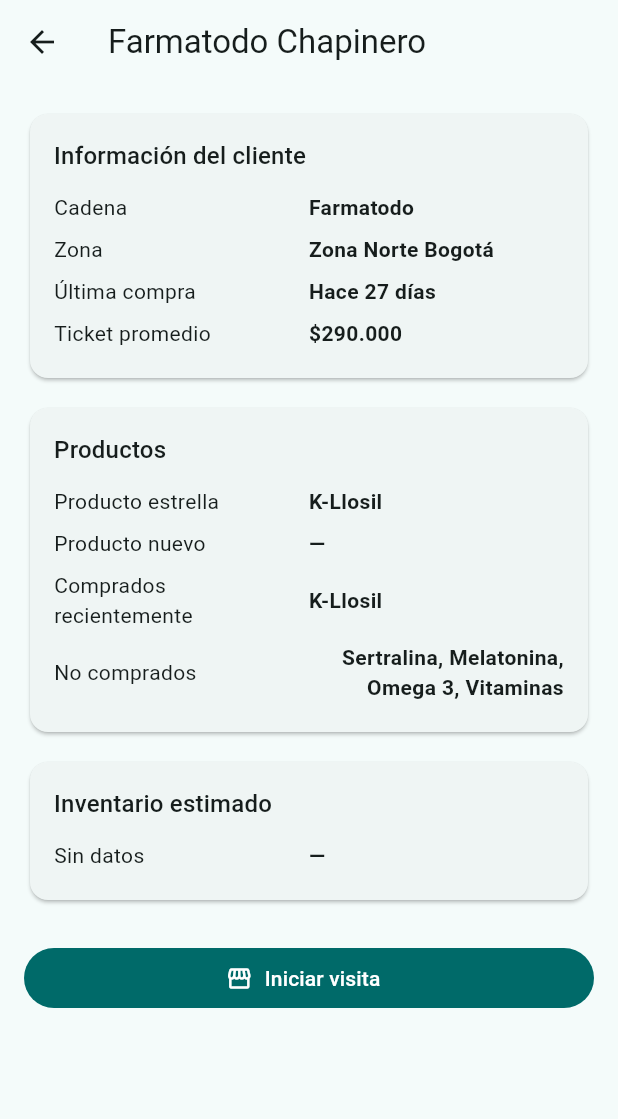
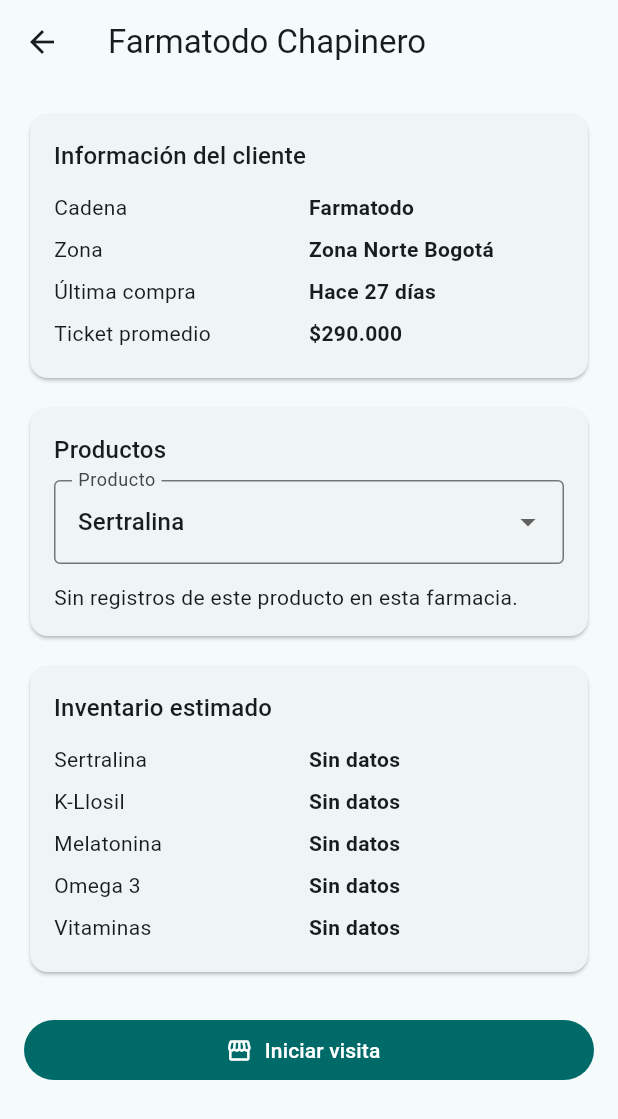
Before and after one commit to MartinEduardoContreras/transferencista, a Flutter app: the screen it shows after launch, after a tap on an icon or button, on a phone screen of 412 x 824 dp. Shown: the top 1119 px of the screen. Run offline on Flutter 3.47's test engine with Material 3 defaults, Android fonts, the phone set to English and light mode, and no system bars; our stand-ins replace geolocator, image_picker, material_ui, sqflite; accounts and stored records are empty.

Commit message:
Registra productos por visita y calcula el inventario desde la ultima visita
La visita registra cada producto con exhibido, precio, visibilidad,
unidades, competencia, material POP y agotados. La farmacia muestra el
ultimo registro por producto y el inventario estimado sale de la ultima
visita de cada producto. El alta de farmacia ya no pide productos.
La base pasa a la version 2 con la tabla visit_products.

Co-Authored-By: Claude Haiku 5.5 <noreply@anthropic.com>

```diff
--- a/lib/data/app_repository.dart
+++ b/lib/data/app_repository.dart
@@ -1,6 +1,7 @@
 import 'package:material_ui/material_ui.dart';
 
 import '../models/pharmacy.dart';
+import '../models/product_record.dart';
 import '../models/visit.dart';
 import 'local_store.dart';
 import 'seed_data.dart';
@@ -145,6 +146,20 @@ class AppRepository extends ChangeNotifier {
     return visits.isEmpty ? null : visits.first;
   }
 
+  /// Último registro de [product] en la farmacia, buscando en las visitas
+  /// de la más reciente a la más antigua. Null si nunca se registró.
+  ProductHistoryEntry? lastProductRecord(Pharmacy pharmacy, String product) {
+    for (final visit in visits) {
+      if (visit.pharmacyId != pharmacy.id) continue;
+      for (final record in visit.products) {
+        if (record.product == product) {
+          return ProductHistoryEntry(date: visit.arrival, record: record);
+        }
+      }
+    }
+    return null;
+  }
+
   String newPharmacyId() => 'ph-${DateTime.now().microsecondsSinceEpoch}';
 
   Future<void> addPharmacy(Pharmacy pharmacy) async {
--- a/lib/data/seed_data.dart
+++ b/lib/data/seed_data.dart
@@ -1,5 +1,6 @@
 import '../models/geo_point.dart';
 import '../models/pharmacy.dart';
+import '../models/product_record.dart';
 import '../models/visit.dart';
 
 /// Datos de ejemplo tomados del documento de proceso. Son ficticios y sirven
@@ -21,10 +22,6 @@ const seedPharmacies = <Pharmacy>[
     priority: 1,
     daysSinceLastPurchase: 43,
     averageTicket: 185000,
-    topProduct: 'Sertralina',
-    newProduct: 'K-Llosil',
-    recentProducts: ['Sertralina', 'Vitaminas'],
-    estimatedStock: {'Sertralina': 2, 'Vitaminas': 6},
   ),
   Pharmacy(
     id: 'ph-002',
@@ -34,10 +31,6 @@ const seedPharmacies = <Pharmacy>[
     priority: 2,
     daysSinceLastPurchase: 12,
     averageTicket: 420000,
-    topProduct: 'Melatonina',
-    newProduct: 'Omega 3',
-    recentProducts: ['Melatonina', 'Omega 3'],
-    estimatedStock: {'Melatonina': 10},
   ),
   Pharmacy(
     id: 'ph-003',
@@ -47,9 +40,6 @@ const seedPharmacies = <Pharmacy>[
     priority: 3,
     daysSinceLastPurchase: 5,
     averageTicket: 360000,
-    topProduct: 'Vitaminas',
-    recentProducts: ['Vitaminas'],
-    estimatedStock: {'Vitaminas': 14, 'Sertralina': 4},
   ),
   Pharmacy(
     id: 'ph-004',
@@ -59,8 +49,6 @@ const seedPharmacies = <Pharmacy>[
     priority: 4,
     daysSinceLastPurchase: 27,
     averageTicket: 290000,
-    topProduct: 'K-Llosil',
-    recentProducts: ['K-Llosil'],
   ),
 ];
 
@@ -89,12 +77,20 @@ List<Visit> buildSeedVisits(DateTime now) {
       pharmacyId: 'ph-001',
       arrival: at(2, 9, 15),
       departure: at(2, 10, 5),
-      checks: const {
-        PointOfSaleCheck.productDisplayed,
-        PointOfSaleCheck.priceVisible,
-        PointOfSaleCheck.hasStock,
-      },
-      inventory: const {'Sertralina': 2, 'Vitaminas': 6},
+      products: const [
+        ProductRecord(
+          product: 'Sertralina',
+          displayed: true,
+          priceVisible: true,
+          units: 2,
+        ),
+        ProductRecord(
+          product: 'Vitaminas',
+          displayed: true,
+          units: 6,
+          competitionPresent: true,
+        ),
+      ],
       competitors: 'Competencia con promoción 2x1 en vitaminas',
       notes: 'Pidió reposición de Sertralina para la próxima semana.',
       checkIn: gps(4.7110, -74.0721),
@@ -105,11 +101,19 @@ List<Visit> buildSeedVisits(DateTime now) {
       pharmacyId: 'ph-002',
       arrival: at(3, 14, 0),
       departure: at(3, 15, 20),
-      checks: const {
-        PointOfSaleCheck.productDisplayed,
-        PointOfSaleCheck.popMaterialPresent,
-      },
-      inventory: const {'Melatonina': 10, 'Omega 3': 0},
+      products: const [
+        ProductRecord(
+          product: 'Melatonina',
+          displayed: true,
+          units: 10,
+          popPresent: true,
+        ),
+        ProductRecord(
+          product: 'Omega 3',
+          displayed: true,
+          outOfStock: true,
+        ),
+      ],
       competitors: '',
       notes: 'Se dejó material POP en exhibidor de caja.',
       checkIn: gps(4.6990, -74.0580),
@@ -120,12 +124,17 @@ List<Visit> buildSeedVisits(DateTime now) {
       pharmacyId: 'ph-003',
       arrival: at(5, 10, 30),
       departure: at(5, 11, 10),
-      checks: const {
-        PointOfSaleCheck.productVisible,
-        PointOfSaleCheck.hasStock,
-        PointOfSaleCheck.hasOutOfStock,
-      },
-      inventory: const {'Vitaminas': 14, 'Sertralina': 4},
+      products: const [
+        ProductRecord(
+          product: 'Vitaminas',
+          productVisible: true,
+          units: 14,
+        ),
+        ProductRecord(
+          product: 'Sertralina',
+          units: 4,
+        ),
+      ],
       competitors: 'Marca X con exhibidor nuevo',
       notes: '',
       checkIn: gps(4.7040, -74.0320),
--- a/lib/data/sqflite_store.dart
+++ b/lib/data/sqflite_store.dart
@@ -1,18 +1,35 @@
-import 'dart:convert';
-
 import 'package:path/path.dart' as p;
 import 'package:sqflite/sqflite.dart';
 
 import '../models/geo_point.dart';
 import '../models/pharmacy.dart';
+import '../models/product_record.dart';
 import '../models/track_point.dart';
 import '../models/visit.dart';
 import '../models/visit_photo.dart';
 import 'local_store.dart';
 
 const _dbName = 'transferencista.db';
-const _dbVersion = 1;
+const _dbVersion = 2;
 
+/// Tabla de productos por visita. Se agregó en la versión 2.
+const _visitProductsTable = '''
+  CREATE TABLE visit_products (
+    visit_id TEXT NOT NULL REFERENCES visits(id) ON DELETE CASCADE,
+    product TEXT NOT NULL,
+    displayed INTEGER NOT NULL DEFAULT 0,
+    price_visible INTEGER NOT NULL DEFAULT 0,
+    product_visible INTEGER NOT NULL DEFAULT 0,
+    units INTEGER NOT NULL DEFAULT 0,
+    competition INTEGER NOT NULL DEFAULT 0,
+    pop INTEGER NOT NULL DEFAULT 0,
+    out_of_stock INTEGER NOT NULL DEFAULT 0,
+    PRIMARY KEY (visit_id, product)
+  )''';
+
+/// Esquema completo de la versión actual. Las columnas `checks`, `inventory`,
+/// `top_product`, `new_product` y `recent_products` son de la versión 1 y ya no
+/// se usan; se dejan para no reescribir la tabla.
 const _schema = <String>[
   '''
   CREATE TABLE pharmacies (
@@ -55,6 +72,7 @@ const _schema = <String>[
     check_out_acc REAL,
     tracking_consent INTEGER NOT NULL DEFAULT 0
   )''',
+  _visitProductsTable,
   '''
   CREATE TABLE visit_photos (
     id INTEGER PRIMARY KEY AUTOINCREMENT,
@@ -98,6 +116,11 @@ class SqfliteStore implements LocalStore {
           await db.execute(statement);
         }
       },
+      onUpgrade: (db, oldVersion, _) async {
+        if (oldVersion < 2) {
+          await db.execute(_visitProductsTable);
+        }
+      },
     );
     return SqfliteStore._(db);
   }
@@ -113,9 +136,17 @@ class SqfliteStore implements LocalStore {
 
     final pharmacyRows = await _db.query('pharmacies');
     final visitRows = await _db.query('visits');
+    final productRows = await _db.query('visit_products', orderBy: 'visit_id, product');
     final photoRows = await _db.query('visit_photos', orderBy: 'id');
     final trackRows = await _db.query('track_points', orderBy: 'id');
     final planRows = await _db.query('plan_items', orderBy: 'day, position');
+
+    final productsByVisit = <String, List<ProductRecord>>{};
+    for (final row in productRows) {
+      productsByVisit.putIfAbsent(row['visit_id'] as String, () => []).add(
+            _productFromRow(row),
+          );
+    }
 
     final photosByVisit = <String, List<VisitPhoto>>{};
     for (final row in photoRows) {
@@ -161,6 +192,7 @@ class SqfliteStore implements LocalStore {
         for (final row in visitRows)
           _visitFromRow(
             row,
+            products: productsByVisit[row['id'] as String] ?? const [],
             photos: photosByVisit[row['id'] as String] ?? const [],
             track: trackByVisit[row['id'] as String] ?? const [],
           ),
@@ -183,10 +215,6 @@ class SqfliteStore implements LocalStore {
         'priority': pharmacy.priority,
         'days_since_last_purchase': pharmacy.daysSinceLastPurchase,
         'average_ticket': pharmacy.averageTicket,
-        'top_product': pharmacy.topProduct,
-        'new_product': pharmacy.newProduct,
-        'recent_products': jsonEncode(pharmacy.recentProducts),
-        'estimated_stock': jsonEncode(pharmacy.estimatedStock),
       },
       conflictAlgorithm: ConflictAlgorithm.replace,
     );
@@ -217,8 +245,6 @@ class SqfliteStore implements LocalStore {
           'pharmacy_id': visit.pharmacyId,
           'arrival_ms': visit.arrival.millisecondsSinceEpoch,
           'departure_ms': visit.departure.millisecondsSinceEpoch,
-          'checks': jsonEncode([for (final c in visit.checks) c.name]),
-          'inventory': jsonEncode(visit.inventory),
           'competitors': visit.competitors,
           'notes': visit.notes,
           'check_in_lat': visit.checkIn?.latitude,
@@ -231,6 +257,21 @@ class SqfliteStore implements LocalStore {
         },
         conflictAlgorithm: ConflictAlgorithm.replace,
       );
+
+      await txn.delete('visit_products', where: 'visit_id = ?', whereArgs: [visit.id]);
+      for (final record in visit.products) {
+        await txn.insert('visit_products', {
+          'visit_id': visit.id,
+          'product': record.product,
+          'displayed': record.displayed ? 1 : 0,
+          'price_visible': record.priceVisible ? 1 : 0,
+          'product_visible': record.productVisible ? 1 : 0,
+          'units': record.units,
+          'competition': record.competitionPresent ? 1 : 0,
+          'pop': record.popPresent ? 1 : 0,
+          'out_of_stock': record.outOfStock ? 1 : 0,
+        });
+      }
 
       await txn.delete('visit_photos', where: 'visit_id = ?', whereArgs: [visit.id]);
       for (final photo in visit.photos) {
@@ -266,9 +307,6 @@ class SqfliteStore implements LocalStore {
   }
 
   static Pharmacy _pharmacyFromRow(Map<String, Object?> row) {
-    final recent = (jsonDecode(row['recent_products'] as String) as List).cast<String>();
-    final stock = (jsonDecode(row['estimated_stock'] as String) as Map)
-        .map((k, v) => MapEntry(k as String, v as int));
     return Pharmacy(
       id: row['id'] as String,
       name: row['name'] as String,
@@ -279,22 +317,28 @@ class SqfliteStore implements LocalStore {
       priority: row['priority'] as int,
       daysSinceLastPurchase: row['days_since_last_purchase'] as int?,
       averageTicket: (row['average_ticket'] as num).toDouble(),
-      topProduct: row['top_product'] as String?,
-      newProduct: row['new_product'] as String?,
-      recentProducts: recent,
-      estimatedStock: stock,
+    );
+  }
+
+  static ProductRecord _productFromRow(Map<String, Object?> row) {
+    return ProductRecord(
+      product: row['product'] as String,
+      displayed: (row['displayed'] as int) == 1,
+      priceVisible: (row['price_visible'] as int) == 1,
+      productVisible: (row['product_visible'] as int) == 1,
+      units: row['units'] as int,
+      competitionPresent: (row['competition'] as int) == 1,
+      popPresent: (row['pop'] as int) == 1,
+      outOfStock: (row['out_of_stock'] as int) == 1,
     );
   }
 
   static Visit _visitFromRow(
     Map<String, Object?> row, {
+    required List<ProductRecord> products,
     required List<VisitPhoto> photos,
     required List<TrackPoint> track,
   }) {
-    final checkNames = (jsonDecode(row['checks'] as String) as List).cast<String>();
-    final inventory = (jsonDecode(row['inventory'] as String) as Map)
-        .map((k, v) => MapEntry(k as String, v as int));
-
     GeoPoint? geo(String latKey, String lngKey, String accKey) {
       final lat = row[latKey] as double?;
       final lng = row[lngKey] as double?;
@@ -311,8 +355,7 @@ class SqfliteStore implements LocalStore {
       pharmacyId: row['pharmacy_id'] as String,
       arrival: DateTime.fromMillisecondsSinceEpoch(row['arrival_ms'] as int),
       departure: DateTime.fromMillisecondsSinceEpoch(row['departure_ms'] as int),
-      checks: {for (final name in checkNames) PointOfSaleCheck.values.byName(name)},
-      inventory: inventory,
+      products: products,
       competitors: row['competitors'] as String,
       notes: row['notes'] as String,
       checkIn: geo('check_in_lat', 'check_in_lng', 'check_in_acc'),
--- a/lib/models/pharmacy.dart
+++ b/lib/models/pharmacy.dart
@@ -1,4 +1,7 @@
 /// Farmacia o punto de venta que atiende la transferencista.
+///
+/// Solo guarda lo que identifica a la farmacia. Lo que cambia con cada visita o
+/// compra (productos, historial) se obtiene de las visitas registradas.
 class Pharmacy {
   const Pharmacy({
     required this.id,
@@ -10,10 +13,6 @@ class Pharmacy {
     this.manager = '',
     this.daysSinceLastPurchase,
     this.averageTicket = 0,
-    this.topProduct,
-    this.newProduct,
-    this.recentProducts = const [],
-    this.estimatedStock = const {},
   });
 
   final String id;
@@ -33,12 +32,6 @@ class Pharmacy {
   /// Null cuando la farmacia aún no tiene compras registradas.
   final int? daysSinceLastPurchase;
   final double averageTicket;
-  final String? topProduct;
-  final String? newProduct;
-  final List<String> recentProducts;
-
-  /// Inventario estimado por producto antes de la visita (unidades).
-  final Map<String, int> estimatedStock;
 
   String get lastPurchaseLabel => daysSinceLastPurchase == null
       ? 'Sin compras registradas'
--- /dev/null
+++ b/lib/models/product_record.dart
@@ -0,0 +1,34 @@
+/// Lo que se registra de un producto durante una visita (paso 3 y 5 del proceso).
+class ProductRecord {
+  const ProductRecord({
+    required this.product,
+    this.displayed = false,
+    this.priceVisible = false,
+    this.productVisible = false,
+    this.units = 0,
+    this.competitionPresent = false,
+    this.popPresent = false,
+    this.outOfStock = false,
+  });
+
+  final String product;
+
+  /// Producto exhibido en el punto de venta.
+  final bool displayed;
+  final bool priceVisible;
+  final bool productVisible;
+
+  /// Unidades en inventario: 0 si no hay, 1 en adelante si hay.
+  final int units;
+  final bool competitionPresent;
+  final bool popPresent;
+  final bool outOfStock;
+}
+
+/// Último registro de un producto en una farmacia, con la visita en que se hizo.
+class ProductHistoryEntry {
+  const ProductHistoryEntry({required this.date, required this.record});
+
+  final DateTime date;
+  final ProductRecord record;
+}
--- a/lib/models/visit.dart
+++ b/lib/models/visit.dart
@@ -1,21 +1,7 @@
 import 'geo_point.dart';
+import 'product_record.dart';
 import 'track_point.dart';
 import 'visit_photo.dart';
-
-/// Ítems del checklist de validación en el punto de venta (paso 3 del proceso).
-enum PointOfSaleCheck {
-  productDisplayed('Producto exhibido'),
-  priceVisible('Precio visible'),
-  productVisible('Producto visible'),
-  hasStock('Tiene inventario'),
-  competitionPresent('Hay competencia'),
-  popMaterialPresent('Material POP presente'),
-  hasOutOfStock('Hay agotados');
-
-  const PointOfSaleCheck(this.label);
-
-  final String label;
-}
 
 /// Registro de una visita a una farmacia.
 class Visit {
@@ -24,8 +10,7 @@ class Visit {
     required this.pharmacyId,
     required this.arrival,
     required this.departure,
-    required this.checks,
-    required this.inventory,
+    this.products = const [],
     this.competitors = '',
     this.notes = '',
     this.checkIn,
@@ -46,11 +31,8 @@ class Visit {
   final GeoPoint? checkIn;
   final GeoPoint? checkOut;
 
-  /// Checks marcados como cumplidos durante la visita.
-  final Set<PointOfSaleCheck> checks;
-
-  /// Unidades encontradas por producto del portafolio.
-  final Map<String, int> inventory;
+  /// Productos revisados en esta visita, con lo que se encontró de cada uno.
+  final List<ProductRecord> products;
   final String competitors;
   final String notes;
 
--- a/lib/screens/pharmacy_detail_screen.dart
+++ b/lib/screens/pharmacy_detail_screen.dart
@@ -2,7 +2,7 @@ import 'package:material_ui/material_ui.dart';
 
 import '../data/app_repository.dart';
 import '../models/pharmacy.dart';
-import '../models/visit.dart';
+import '../models/product_record.dart';
 import '../services/location_service.dart';
 import '../utils/format.dart';
 import '../widgets/info_section.dart';
@@ -26,6 +26,14 @@ class PharmacyDetailScreen extends StatefulWidget {
 }
 
 class _PharmacyDetailScreenState extends State<PharmacyDetailScreen> {
+  String? _selectedProduct;
+
+  /// Inventario estimado = unidades de la última visita donde se revisó el producto.
+  static String _estimatedUnits(ProductHistoryEntry? entry) {
+    if (entry == null) return 'Sin datos';
+    return '${entry.record.units} unidades (${formatDate(entry.date)})';
+  }
+
   Future<void> _startVisit() async {
     final saved = await Navigator.of(context).push<bool>(
       MaterialPageRoute(
@@ -47,10 +55,11 @@ class _PharmacyDetailScreenState extends State<PharmacyDetailScreen> {
   @override
   Widget build(BuildContext context) {
     final p = widget.pharmacy;
-    final lastVisit = widget.repository.lastVisit(p);
-    final notPurchased = widget.repository.portfolio
-        .where((product) => !p.recentProducts.contains(product))
-        .toList();
+    final repo = widget.repository;
+    final lastVisit = repo.lastVisit(p);
+    final products = repo.portfolio;
+    final selected = _selectedProduct ?? (products.isEmpty ? null : products.first);
+    final history = selected == null ? null : repo.lastProductRecord(p, selected);
 
     return Scaffold(
       appBar: AppBar(title: Text(p.name)),
@@ -67,43 +76,49 @@ class _PharmacyDetailScreenState extends State<PharmacyDetailScreen> {
             ],
           ),
           const SizedBox(height: 12),
-          InfoSection(
-            title: 'Productos',
-            rows: [
-              InfoRow('Producto estrella', p.topProduct ?? '—'),
-              InfoRow('Producto nuevo', p.newProduct ?? '—'),
-              InfoRow(
-                'Comprados recientemente',
-                p.recentProducts.isEmpty ? '—' : p.recentProducts.join(', '),
+          Card(
+            child: Padding(
+              padding: const EdgeInsets.all(16),
+              child: Column(
+                crossAxisAlignment: CrossAxisAlignment.start,
+                children: [
+                  Text('Productos', style: Theme.of(context).textTheme.titleMedium),
+                  const SizedBox(height: 8),
+                  if (selected != null)
+                    DropdownButtonFormField<String>(
+                      initialValue: selected,
+                      decoration: const InputDecoration(
+                        labelText: 'Producto',
+                        border: OutlineInputBorder(),
+                      ),
+                      items: [
+                        for (final product in products)
+                          DropdownMenuItem(value: product, child: Text(product)),
+                      ],
+                      onChanged: (value) => setState(() => _selectedProduct = value),
+                    ),
+                  const SizedBox(height: 12),
+                  _LastProductRecord(history: history),
+                ],
               ),
-              InfoRow(
-                'No comprados',
-                notPurchased.isEmpty ? '—' : notPurchased.join(', '),
-              ),
-            ],
+            ),
           ),
           const SizedBox(height: 12),
           InfoSection(
             title: 'Inventario estimado',
-            rows: p.estimatedStock.isEmpty
-                ? [const InfoRow('Sin datos', '—')]
-                : [
-                    for (final entry in p.estimatedStock.entries)
-                      InfoRow(entry.key, '${entry.value} unidades'),
-                  ],
+            rows: [
+              for (final product in products)
+                InfoRow(product, _estimatedUnits(repo.lastProductRecord(p, product))),
+            ],
           ),
           if (lastVisit != null) ...[
             const SizedBox(height: 12),
             InfoSection(
               title: 'Última visita',
               rows: [
-                InfoRow('Fecha', formatTime(lastVisit.arrival)),
+                InfoRow('Fecha', formatDate(lastVisit.arrival)),
                 InfoRow('Duración', '${lastVisit.duration.inMinutes} min'),
-                InfoRow(
-                  'Checks cumplidos',
-                  '${lastVisit.checks.length} de '
-                      '${PointOfSaleCheck.values.length}',
-                ),
+                InfoRow('Productos revisados', '${lastVisit.products.length}'),
               ],
             ),
           ],
@@ -118,3 +133,33 @@ class _PharmacyDetailScreenState extends State<PharmacyDetailScreen> {
     );
   }
 }
+
+/// Último registro del producto seleccionado en esta farmacia.
+class _LastProductRecord extends StatelessWidget {
+  const _LastProductRecord({required this.history});
+
+  final ProductHistoryEntry? history;
+
+  static String _yesNo(bool value) => value ? 'Sí' : 'No';
+
+  @override
+  Widget build(BuildContext context) {
+    final entry = history;
+    if (entry == null) {
+      return const Text('Sin registros de este producto en esta farmacia.');
+    }
+    final r = entry.record;
+    return Column(
+      children: [
+        InfoRow('Última revisión', formatDate(entry.date)),
+        InfoRow('Exhibido', _yesNo(r.displayed)),
+        InfoRow('Precio visible', _yesNo(r.priceVisible)),
+        InfoRow('Producto visible', _yesNo(r.productVisible)),
+        InfoRow('Inventario', '${r.units} unidades'),
+        InfoRow('Hay competencia', _yesNo(r.competitionPresent)),
+        InfoRow('Material POP', _yesNo(r.popPresent)),
+        InfoRow('Hay agotados', _yesNo(r.outOfStock)),
+      ],
+    );
+  }
+}
--- a/lib/screens/visits_screen.dart
+++ b/lib/screens/visits_screen.dart
@@ -29,9 +29,9 @@ class VisitsScreen extends StatelessWidget {
         final totalMinutes =
             visits.fold<int>(0, (sum, v) => sum + v.duration.inMinutes);
         final avgMinutes = visits.isEmpty ? 0 : totalMinutes ~/ visits.length;
-        final totalChecks =
-            visits.fold<int>(0, (sum, v) => sum + v.checks.length);
-        final avgChecks = visits.isEmpty ? 0.0 : totalChecks / visits.length;
+        final totalProducts =
+            visits.fold<int>(0, (sum, v) => sum + v.products.length);
+        final avgProducts = visits.isEmpty ? 0.0 : totalProducts / visits.length;
 
         // Agrupa por día; visits ya viene de la más reciente a la más antigua.
         final byDay = <DateTime, List<Visit>>{};
@@ -71,9 +71,8 @@ class VisitsScreen extends StatelessWidget {
                   const SizedBox(width: 12),
                   Expanded(
                     child: _KpiCard(
-                      label: 'Checks promedio',
-                      value: '${avgChecks.toStringAsFixed(1)} de '
-                          '${PointOfSaleCheck.values.length}',
+                      label: 'Productos por visita',
+                      value: avgProducts.toStringAsFixed(1),
                     ),
                   ),
                 ],
```
Also changed, not shown: lib/screens/new_pharmacy_screen.dart (+1 -35 lines), lib/screens/product_check_screen.dart (added, +127 -0 lines), lib/screens/visit_detail_screen.dart (+35 -22 lines), lib/screens/visit_screen.dart (+50 -48 lines), pubspec.lock, 2 other files.
